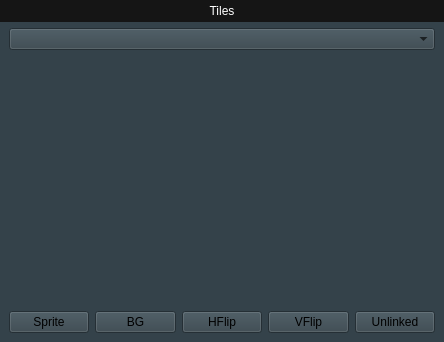
The window that TilesetEditor/fragmenttiles.ui (diegofps/tileset_editor) describes before a commit, drawn with Qt 5.
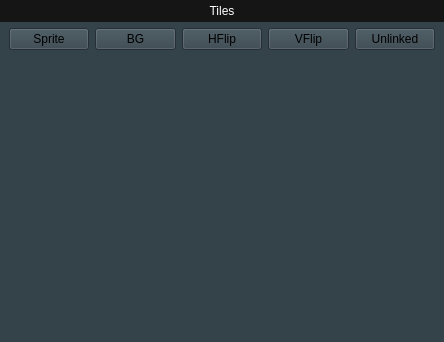
The same window after the commit.

```diff
--- a/TilesetEditor/fragmenttiles.ui
+++ b/TilesetEditor/fragmenttiles.ui
@@ -113,29 +113,6 @@
         <property name="bottomMargin">
          <number>9</number>
         </property>
-        <item>
-         <widget class="QComboBox" name="comboBox">
-          <property name="sizePolicy">
-           <sizepolicy hsizetype="Preferred" vsizetype="Fixed">
-            <horstretch>1</horstretch>
-            <verstretch>0</verstretch>
-           </sizepolicy>
-          </property>
-         </widget>
-        </item>
-        <item>
-         <widget class="QFrame" name="listFrame">
-          <property name="sizePolicy">
-           <sizepolicy hsizetype="Preferred" vsizetype="Preferred">
-            <horstretch>0</horstretch>
-            <verstretch>1</verstretch>
-           </sizepolicy>
-          </property>
-          <property name="styleSheet">
-           <string notr="true"/>
-          </property>
-         </widget>
-        </item>
         <item>
          <layout class="QHBoxLayout" name="horizontalLayout">
           <item>
@@ -196,6 +173,19 @@
           </item>
          </layout>
         </item>
+        <item>
+         <widget class="QFrame" name="listFrame">
+          <property name="sizePolicy">
+           <sizepolicy hsizetype="Preferred" vsizetype="Preferred">
+            <horstretch>0</horstretch>
+            <verstretch>1</verstretch>
+           </sizepolicy>
+          </property>
+          <property name="styleSheet">
+           <string notr="true"/>
+          </property>
+         </widget>
+        </item>
        </layout>
       </item>
      </layout>
```
